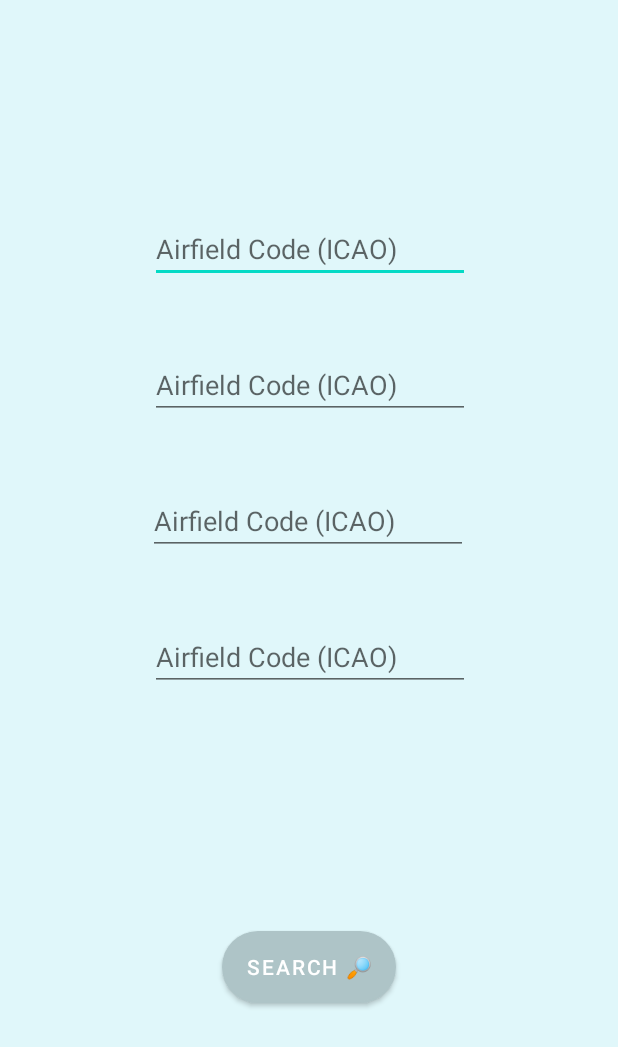
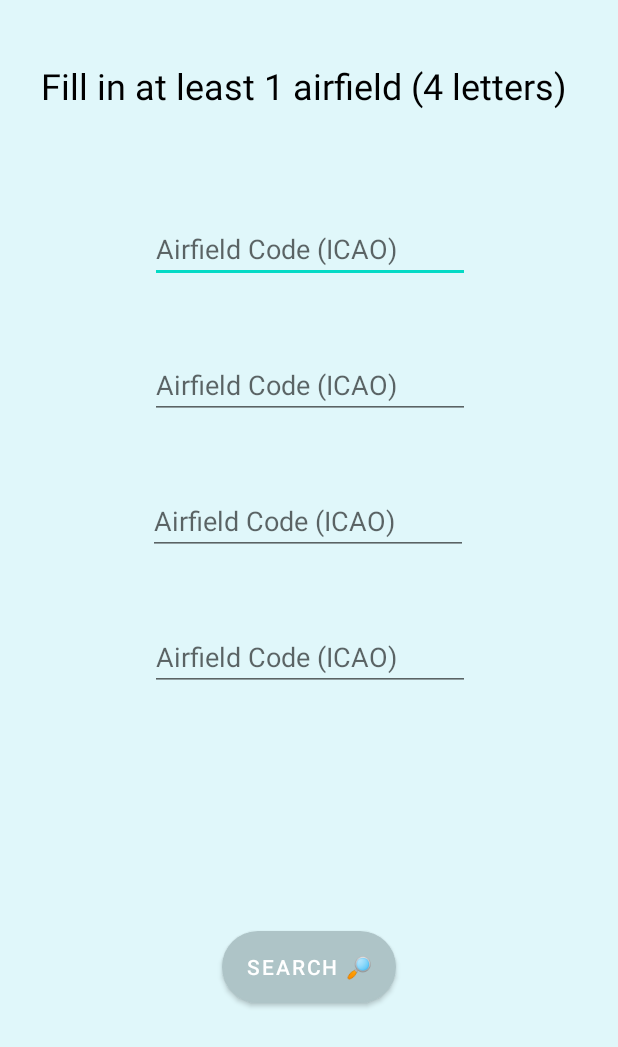
Before and after one commit to gfresnais/SNOWTAM-Android, an Android app: the screen it shows after launch (HomePageActivity), after a tap on "SEARCH 🔎", on a phone screen of 412 x 824 dp. Shown: the top 1047 px of the screen. Run offline under Robolectric (Android 15) with nearby library versions, the phone set to English and light mode, and no system bars.

Commit message:
Check if 4 letters + minor design

```diff
--- a/app/src/main/java/com/ensim/snowtam/View/HomePageActivity.java
+++ b/app/src/main/java/com/ensim/snowtam/View/HomePageActivity.java
@@ -4,6 +4,7 @@ import androidx.appcompat.app.AppCompatActivity;
 
 import android.content.Intent;
 import android.os.Bundle;
+import android.util.Log;
 import android.view.View;
 import android.widget.EditText;
 import android.widget.Toast;
@@ -12,36 +13,100 @@ import com.ensim.snowtam.R;
 
 public class HomePageActivity extends AppCompatActivity {
 
+    private EditText airfield1;
+    private EditText airfield2;
+    private EditText airfield3;
+    private EditText airfield4;
+
+    private Intent intent;
+
     @Override
     protected void onCreate(Bundle savedInstanceState) {
         super.onCreate(savedInstanceState);
         setContentView(R.layout.activity_home_page);
+
+        // Initialize all the fields
+        airfield1 = (EditText) findViewById(R.id.editAirfield1);
+        airfield2 = (EditText) findViewById(R.id.editAirfield2);
+        airfield3 = (EditText) findViewById(R.id.editAirfield3);
+        airfield4 = (EditText) findViewById(R.id.editAirfield4);
+
+        // Initialize the intent for ResultsActivity
+        intent = new Intent(this, ResultsActivity.class);
     }
 
     /**
      * Sends the content of the text fields for a search
+     * @param v
      */
     public void onClickSearch(View v) {
-        EditText airfield1 = (EditText) findViewById(R.id.editAirfield1);
-        EditText airfield2 = (EditText) findViewById(R.id.editAirfield2);
-        EditText airfield3 = (EditText) findViewById(R.id.editAirfield3);
-        EditText airfield4 = (EditText) findViewById(R.id.editAirfield4);
-
-        // Check all fields
-        // If they are empty, show an error
-        // Else, go to the search results
+        // If the fields are empty, show an error
         if( airfield1.getText().toString().isEmpty() && airfield2.getText().toString().isEmpty() &&
                 airfield3.getText().toString().isEmpty() && airfield4.getText().toString().isEmpty()) {
+            Log.e("Home_AllEmpty", "All fields are empty");
             Toast.makeText(this, getString(R.string.error_empty_fields), Toast.LENGTH_LONG).show();
         } else {
-            Intent intent = new Intent(this, ResultsActivity.class);
+            // Else, go to the search results
+            int fields = checkfields();
 
-            intent.putExtra("airfield1", airfield1.getText().toString());
-            intent.putExtra("airfield2", airfield2.getText().toString());
-            intent.putExtra("airfield3", airfield3.getText().toString());
-            intent.putExtra("airfield4", airfield4.getText().toString());
-
-            startActivity(intent);
+            // If there are data, go to the search results page
+            if( (intent.getExtras() != null) && (fields == intent.getExtras().size()) ) {
+                Log.i("Home_AllOk", "Start the ResultsActivity");
+                startActivity(intent);
+            }
         }
     }
+
+    /**
+     * Checks if the fields are filled and contain 4 letters
+     * @return
+     */
+    private int checkfields() {
+        int fields = 0;
+
+        if(!airfield1.getText().toString().isEmpty()) {
+            fields++;
+            if( airfield1.getText().length() < 4 ) {
+                Log.e("Home_air1", "Airfield1 is less than 4 letters");
+                Toast.makeText(this, getString(R.string.error_length_fields), Toast.LENGTH_LONG).show();
+            } else {
+                Log.i("Home_air1", "Airfield1 if ok");
+                intent.putExtra("airfield1", airfield1.getText().toString());
+            }
+        }
+
+        if(!airfield2.getText().toString().isEmpty()) {
+            fields++;
+            if( airfield2.getText().length() < 4 ) {
+                Log.e("Home_air2", "Airfield2 is less than 4 letters");
+                Toast.makeText(this, getString(R.string.error_length_fields), Toast.LENGTH_LONG).show();
+            } else {
+                Log.i("Home_air2", "Airfield2 if ok");
+                intent.putExtra("airfield2", airfield2.getText().toString());
+            }
+        }
+
+        if(!airfield3.getText().toString().isEmpty()) {
+            fields++;
+            if( airfield3.getText().length() < 4 ) {
+                Log.e("Home_air3", "Airfield3 is less than 4 letters");
+                Toast.makeText(this, getString(R.string.error_length_fields), Toast.LENGTH_LONG).show();
+            } else {
+                Log.i("Home_air3", "Airfield3 if ok");
+                intent.putExtra("airfield3", airfield3.getText().toString());
+            }
+        }
+
+        if(!airfield4.getText().toString().isEmpty()) {
+            fields++;
+            if( airfield4.getText().length() < 4 ) {
+                Log.e("Home_air4", "Airfield4 is less than 4 letters");
+                Toast.makeText(this, getString(R.string.error_length_fields), Toast.LENGTH_LONG).show();
+            } else {
+                Log.i("Home_air4", "Airfield4 if ok");
+                intent.putExtra("airfield4", airfield4.getText().toString());
+            }
+        }
+        return fields;
+    }
 }
--- a/app/src/main/java/com/ensim/snowtam/View/fragment/ItemFragment.java
+++ b/app/src/main/java/com/ensim/snowtam/View/fragment/ItemFragment.java
@@ -74,7 +74,7 @@ public class ItemFragment extends Fragment {
         MapView mapView = view.findViewById(R.id.mapView);
         mapView.onCreate(savedInstanceState);
         mapView.getMapAsync(googleMap -> {
-            LatLng latLng = new LatLng(0, 0);
+            LatLng latLng = new LatLng(48, 0.20);
             String title = getString(R.string.app_name);
 
             // If there's a LocationIndicator existing
--- a/app/src/main/res/layout/activity_home_page.xml
+++ b/app/src/main/res/layout/activity_home_page.xml
@@ -6,6 +6,22 @@
     android:layout_height="match_parent"
     android:background="@color/primary_ice_blue"
     tools:context=".View.HomePageActivity">
+
+    <TextView
+        android:id="@+id/title_home"
+        android:layout_width="wrap_content"
+        android:layout_height="wrap_content"
+        android:layout_marginStart="173dp"
+        android:layout_marginTop="47dp"
+        android:layout_marginEnd="180dp"
+        android:layout_marginBottom="77dp"
+        android:text="@string/title_home"
+        android:textColor="@color/black"
+        android:textSize="24sp"
+        app:layout_constraintBottom_toTopOf="@+id/editAirfield1"
+        app:layout_constraintEnd_toEndOf="parent"
+        app:layout_constraintStart_toStartOf="parent"
+        app:layout_constraintTop_toTopOf="parent" />
 
     <EditText
         android:id="@+id/editAirfield1"
--- a/app/src/main/res/values/strings.xml
+++ b/app/src/main/res/values/strings.xml
@@ -6,4 +6,6 @@
     <string name="error_empty_fields">You need to search at least 1 airfield</string>
     <string name="no_snowtam">No SNOWTAM found</string>
     <string name="loading_results">Fetching results</string>
+    <string name="title_home">Fill in at least 1 airfield (4 letters)</string>
+    <string name="error_length_fields">4 letters are required for a field</string>
 </resources>
```
Also changed, not shown: 1 other file.
